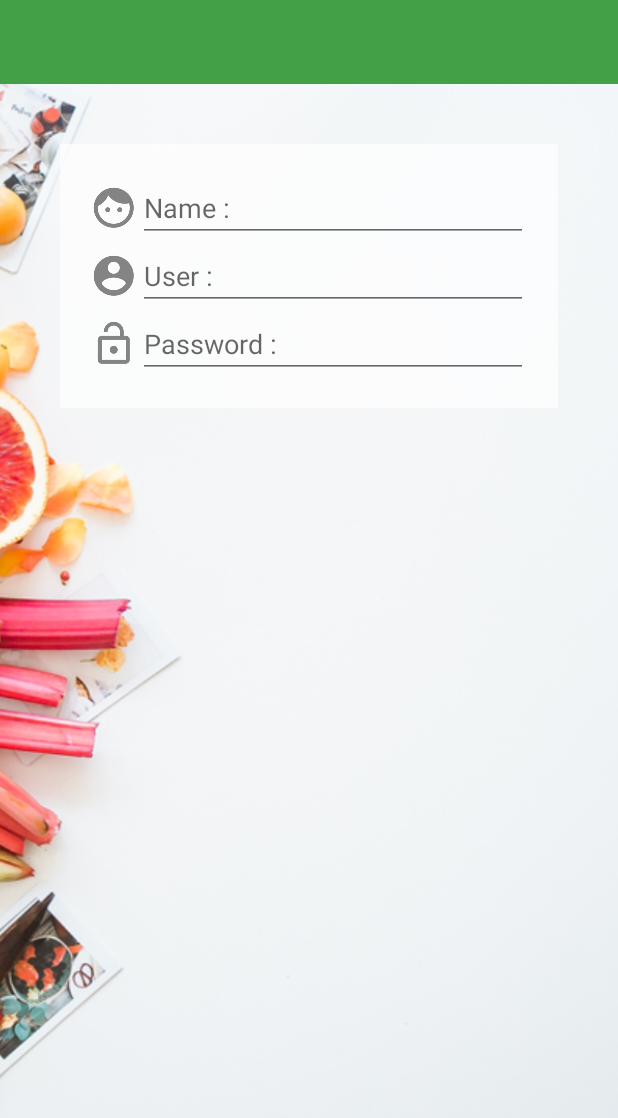
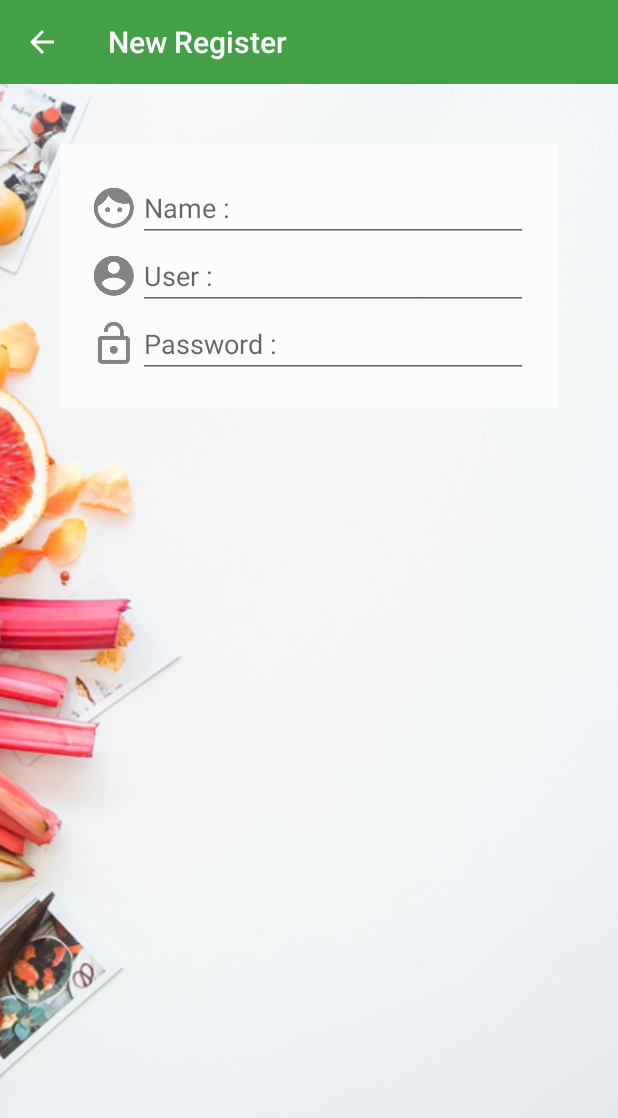
Before and after one commit to sabahoo55/SSTservice, an Android app: the screen it shows after launch (MainActivity), after a tap on "New Register", on a phone screen of 412 x 824 dp. Shown: the top 1118 px of the screen. Run offline under Robolectric (Android 15) with nearby library versions, the phone set to English and light mode, and no system bars.

Commit message:
Navigator Icon Success

```diff
--- a/app/src/main/java/sahatara/com/sstservice/fragment/MainFragment.java
+++ b/app/src/main/java/sahatara/com/sstservice/fragment/MainFragment.java
@@ -20,7 +20,14 @@ public class MainFragment extends Fragment{
     public void onActivityCreated(@Nullable Bundle savedInstanceState) {
         super.onActivityCreated(savedInstanceState);
 
- //       Register Controller
+
+        registerController();
+
+    }   //  Main Method
+
+//      Register Controller
+
+    private void registerController() {
         TextView textView = getView().findViewById(R.id.txtNewRegister);
         textView.setOnClickListener(new View.OnClickListener() {
             @Override
@@ -35,8 +42,7 @@ public class MainFragment extends Fragment{
 
             }   //  onClick
         });
-
-    }   //  Main Method
+    }
 
     @Nullable
     @Override
--- a/app/src/main/java/sahatara/com/sstservice/fragment/RegisterFragment.java
+++ b/app/src/main/java/sahatara/com/sstservice/fragment/RegisterFragment.java
@@ -3,10 +3,12 @@ package sahatara.com.sstservice.fragment;
 import android.os.Bundle;
 import android.support.annotation.Nullable;
 import android.support.v4.app.Fragment;
+import android.support.v7.widget.Toolbar;
 import android.view.LayoutInflater;
 import android.view.View;
 import android.view.ViewGroup;
 
+import sahatara.com.sstservice.MainActivity;
 import sahatara.com.sstservice.R;
 
 /**
@@ -14,6 +16,41 @@ import sahatara.com.sstservice.R;
  */
 
 public class RegisterFragment extends Fragment{
+
+    @Override
+    public void onActivityCreated(@Nullable Bundle savedInstanceState) {
+        super.onActivityCreated(savedInstanceState);
+
+
+        createToolbar();
+
+    }   //  Main Method
+
+ //   Create Toolbar
+    private void createToolbar() {
+
+ //       Setup Toolbar nd title
+        Toolbar toolbar = getView().findViewById(R.id.toolbarRegister);
+        ((MainActivity)getActivity()).setSupportActionBar(toolbar);
+        ((MainActivity) getActivity()).getSupportActionBar().setTitle(getString(R.string.register));
+
+ //       Setup Navigator Icon
+
+        ((MainActivity) getActivity()).getSupportActionBar().setHomeButtonEnabled(true);
+        ((MainActivity) getActivity()).getSupportActionBar().setDisplayHomeAsUpEnabled(true);
+
+        toolbar.setNavigationOnClickListener(new View.OnClickListener() {
+            @Override
+            public void onClick(View view) {
+
+                getActivity().getSupportFragmentManager()
+                        .popBackStack();
+
+            }
+        });
+
+    }
+
     @Nullable
     @Override
     public View onCreateView(LayoutInflater inflater, @Nullable ViewGroup container, @Nullable Bundle savedInstanceState) {
--- a/app/src/main/res/layout/fragment_register.xml
+++ b/app/src/main/res/layout/fragment_register.xml
@@ -31,6 +31,7 @@
                 android:layout_height="wrap_content" />
             <!--Texfield-->
             <EditText
+                android:id="@+id/edtName"
                 android:textColor="@color/colorPrimaryDark"
                 android:inputType="text"
                 android:hint="@string/name"
@@ -51,6 +52,7 @@
                 android:layout_height="wrap_content" />
             <!--Texfield-->
             <EditText
+                android:id="@+id/edtUser"
                 android:textColor="@color/colorPrimaryDark"
                 android:inputType="text"
                 android:hint="@string/user"
@@ -71,6 +73,7 @@
                 android:layout_height="wrap_content" />
             <!--Texfield-->
             <EditText
+                android:id="@+id/edtPassword"
                 android:textColor="@color/colorPrimaryDark"
                 android:inputType="text"
                 android:hint="@string/pass"
```
